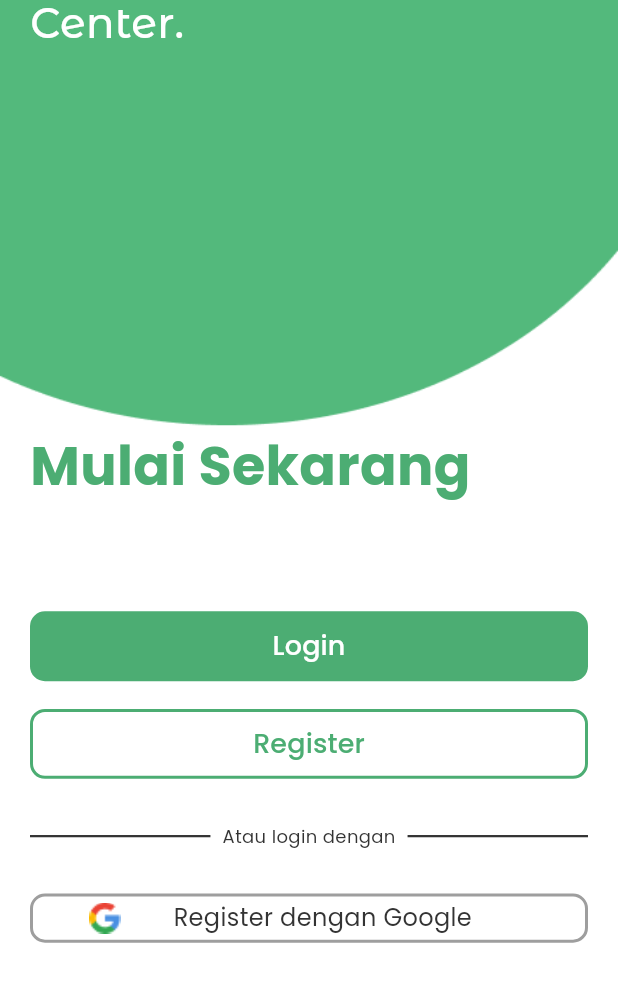
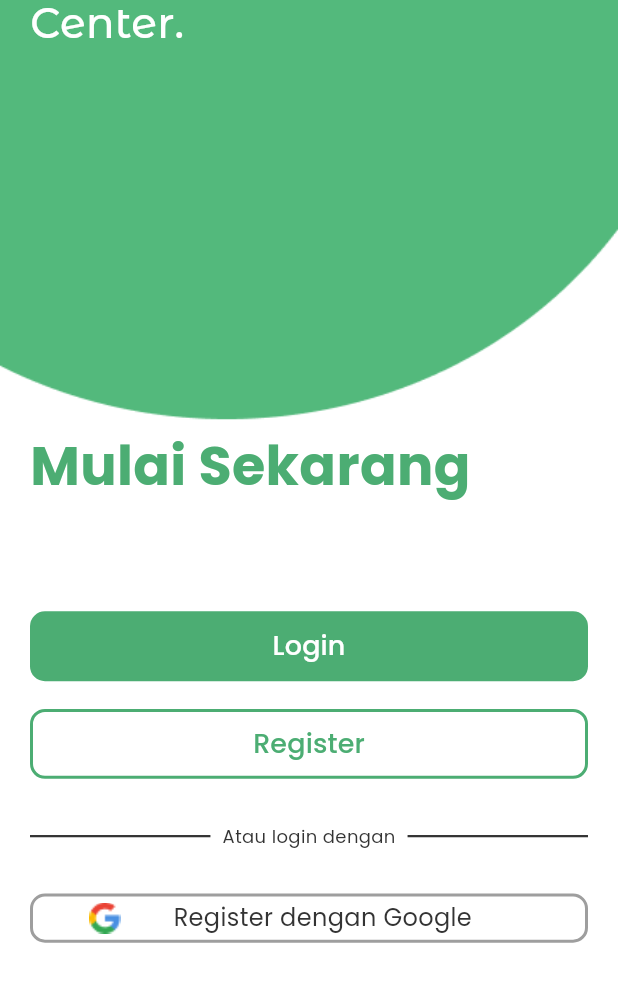
Before and after one commit to abrielkarisma/rfc_apps, a Flutter app: the AuthScreen screen opened by its route, on a phone screen of 412 x 824 dp, the part 123-1125 px from its top. Run offline on Flutter 3.47's test engine with Material 3 defaults, Android fonts, the phone set to English and light mode, and no system bars; our stand-ins replace carousel_slider, firebase_core, firebase_messaging, flutter_dotenv, flutter_local_notifications, flutter_secure_storage and 9 more; accounts and stored records are empty; project files that could hold a hidden picture were left out.

Commit message:
/fix keyboard issue,

```diff
--- a/lib/main.dart
+++ b/lib/main.dart
@@ -87,10 +87,9 @@ class MyApp extends StatelessWidget {
         useMaterial3: true,
       ),
       debugShowCheckedModeBanner: false,
-      initialRoute: '/landing',
+      initialRoute: '/',
       routes: {
-        '/landing': (context) => const LandingPage(),
-        '/': (context) => Homepage(),
+        '/': (context) => const LandingPage(),
         '/auth': (context) => AuthScreen(),
         '/onboarding': (context) => OnboardingScreen(),
         '/login': (context) =>
--- a/lib/view/auth/auth.dart
+++ b/lib/view/auth/auth.dart
@@ -17,16 +17,17 @@ class _AuthScreenState extends State<AuthScreen> {
   @override
   Widget build(BuildContext context) {
     return Scaffold(
-      resizeToAvoidBottomInset: false,
-      body: Container(
+      resizeToAvoidBottomInset: true,
+      body: SingleChildScrollView(
+        child: Container(
           width: double.infinity,
-        height: double.infinity,
+          height: MediaQuery.of(context).size.height,
           child: Stack(
             children: [
               Positioned.fill(
                 child: Image.asset(
                   'assets/images/authbackground.png',
-                fit: BoxFit.fill,
+                  fit: BoxFit.cover,
                 ),
               ),
               Container(
@@ -34,10 +35,9 @@ class _AuthScreenState extends State<AuthScreen> {
                 child: RFCLogo(),
               ),
               Column(
-              mainAxisAlignment: MainAxisAlignment.end,
                 children: [
+                  Spacer(),
                   Container(
-                    // color: Colors.red,
                     height: context.getHeight(510),
                     width: context.getWidth(400),
                     margin: EdgeInsets.only(
@@ -53,10 +53,12 @@ class _AuthScreenState extends State<AuthScreen> {
                         LoginPembeliWidget(pageController: _pageController),
                         RegisterPembeliWidget(pageController: _pageController),
                       ],
-                    )),
+                    ),
+                  ),
                 ],
               )
             ],
+          ),
         ),
       ),
     );
--- a/lib/view/pembeli/homepage/homepage.dart
+++ b/lib/view/pembeli/homepage/homepage.dart
@@ -51,6 +51,7 @@ class _HomepageState extends State<Homepage> {
   Widget build(BuildContext context) {
     return Scaffold(
         appBar: AppBar(
+          automaticallyImplyLeading: false,
           title: Text("Rooftop Farming Center.",
               style: TextStyle(
                   color: Colors.white,
--- a/lib/view/penjual/home.dart
+++ b/lib/view/penjual/home.dart
@@ -193,6 +193,7 @@ class _homeSellerState extends State<homeSeller> {
   Widget build(BuildContext context) {
     return Scaffold(
       appBar: AppBar(
+        automaticallyImplyLeading: false,
         title: Text("Rooftop Farming Center.",
             style: TextStyle(
                 color: Colors.white,
--- a/lib/view/pjawab/home.dart
+++ b/lib/view/pjawab/home.dart
@@ -31,6 +31,7 @@ class _PjawabHomeState extends State<PjawabHome> {
   Widget build(BuildContext context) {
     return Scaffold(
       appBar: AppBar(
+        automaticallyImplyLeading: false,
         title: Text("Rooftop Farming Center.",
             style: TextStyle(
                 color: Colors.white,
--- a/lib/view/pjawab/user/user_request.dart
+++ b/lib/view/pjawab/user/user_request.dart
@@ -53,6 +53,10 @@ class _UserRequestState extends State<UserRequest> {
   Widget build(BuildContext context) {
     return Scaffold(
         appBar: AppBar(
+          leading: IconButton(
+            icon: const Icon(Icons.arrow_back_ios, color: Colors.white),
+            onPressed: () => Navigator.of(context).pop(),
+          ),
           title: Text("Rooftop Farming Center.",
               style: TextStyle(
                   color: Colors.white,
```
Also changed, not shown: lib/view/pembeli/homepage/profileMenu/editProfile.dart (+17 -9 lines), lib/view/penjual/produk/tambah_produk.dart (+30 -12 lines), lib/view/penjual/profil_seller.dart (+7 -1 lines), 4 other files. Lines whose indentation alone changed are shown as unchanged.
